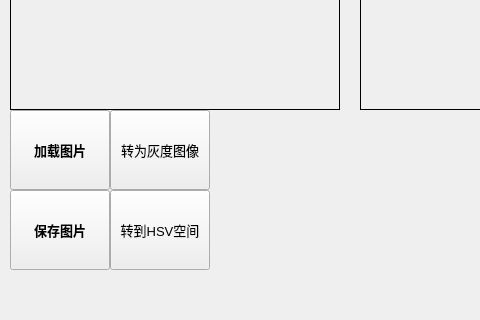
Qt form MainWindow.ui (Humble-Engineer/Img_processor) before a commit; both pictures show x 0 to 480 and y 250 to 570 of the 700 by 570 pixel window.
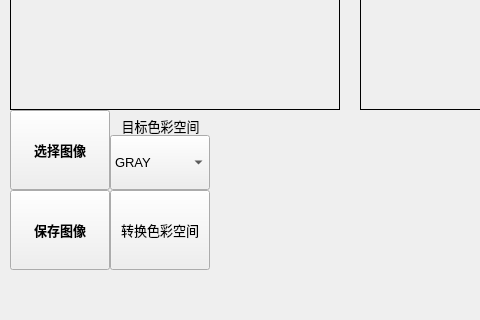
The same form after that commit.

Commit message: 添加色彩空间下拉选项框

```diff
--- a/MainWindow.ui
+++ b/MainWindow.ui
@@ -75,7 +75,7 @@
      </font>
     </property>
     <property name="text">
-     <string>保存图片</string>
+     <string>保存图像</string>
     </property>
    </widget>
    <widget class="QPushButton" name="load_button">
@@ -99,33 +99,7 @@
      </font>
     </property>
     <property name="text">
-     <string>加载图片</string>
-    </property>
-   </widget>
-   <widget class="QPushButton" name="rgb2gray_button">
-    <property name="geometry">
-     <rect>
-      <x>110</x>
-      <y>360</y>
-      <width>100</width>
-      <height>80</height>
-     </rect>
-    </property>
-    <property name="text">
-     <string>转为灰度图像</string>
-    </property>
-   </widget>
-   <widget class="QPushButton" name="rgb2hsv_button">
-    <property name="geometry">
-     <rect>
-      <x>110</x>
-      <y>440</y>
-      <width>100</width>
-      <height>80</height>
-     </rect>
-    </property>
-    <property name="text">
-     <string>转到HSV空间</string>
+     <string>选择图像</string>
     </property>
    </widget>
    <widget class="QLabel" name="label">
@@ -166,6 +140,60 @@
      <string>处理后图像</string>
     </property>
    </widget>
+   <widget class="QComboBox" name="color_space_Box">
+    <property name="geometry">
+     <rect>
+      <x>110</x>
+      <y>385</y>
+      <width>100</width>
+      <height>55</height>
+     </rect>
+    </property>
+    <item>
+     <property name="text">
+      <string>GRAY</string>
+     </property>
+    </item>
+    <item>
+     <property name="text">
+      <string>HSV</string>
+     </property>
+    </item>
+    <item>
+     <property name="text">
+      <string>YCrCb</string>
+     </property>
+    </item>
+   </widget>
+   <widget class="QPushButton" name="change_color_space_button">
+    <property name="geometry">
+     <rect>
+      <x>110</x>
+      <y>440</y>
+      <width>100</width>
+      <height>80</height>
+     </rect>
+    </property>
+    <property name="text">
+     <string>转换色彩空间</string>
+    </property>
+   </widget>
+   <widget class="QLabel" name="label_3">
+    <property name="geometry">
+     <rect>
+      <x>110</x>
+      <y>360</y>
+      <width>101</width>
+      <height>31</height>
+     </rect>
+    </property>
+    <property name="text">
+     <string>目标色彩空间</string>
+    </property>
+    <property name="alignment">
+     <set>Qt::AlignmentFlag::AlignCenter</set>
+    </property>
+   </widget>
   </widget>
   <widget class="QMenuBar" name="menubar">
    <property name="geometry">
```
Left out of the diff: 2 changed lines with no effect on the pictures. The commit also changes 2 other files.
